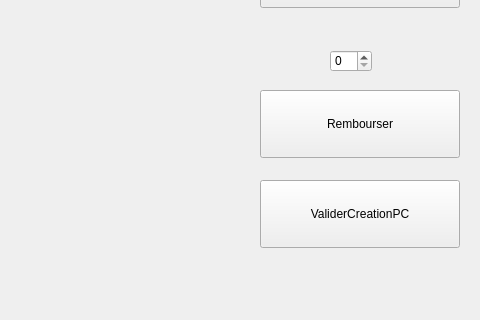
Qt form IG/responsableIG/ResponsablePanel/widget.ui (4mbroise/goodBasket) before a commit; both pictures show x 670 to 1150 and y 350 to 670 of the 1150 by 670 pixel window.
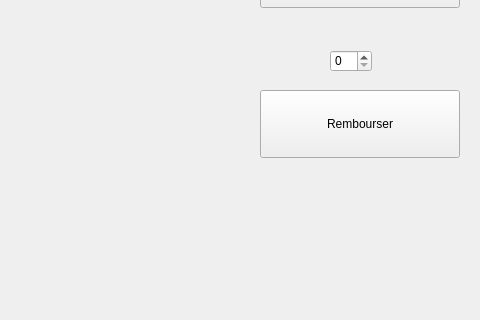
The same form after that commit.

Diff of the .ui file:
```diff
--- a/IG/responsableIG/ResponsablePanel/widget.ui
+++ b/IG/responsableIG/ResponsablePanel/widget.ui
@@ -117,19 +117,6 @@
     <string>RecruterProducteurs</string>
    </property>
   </widget>
-  <widget class="QPushButton" name="ValiderPC">
-   <property name="geometry">
-    <rect>
-     <x>930</x>
-     <y>530</y>
-     <width>200</width>
-     <height>68</height>
-    </rect>
-   </property>
-   <property name="text">
-    <string>ValiderCreationPC</string>
-   </property>
-  </widget>
   <widget class="QSpinBox" name="NumPC">
    <property name="geometry">
     <rect>
```
